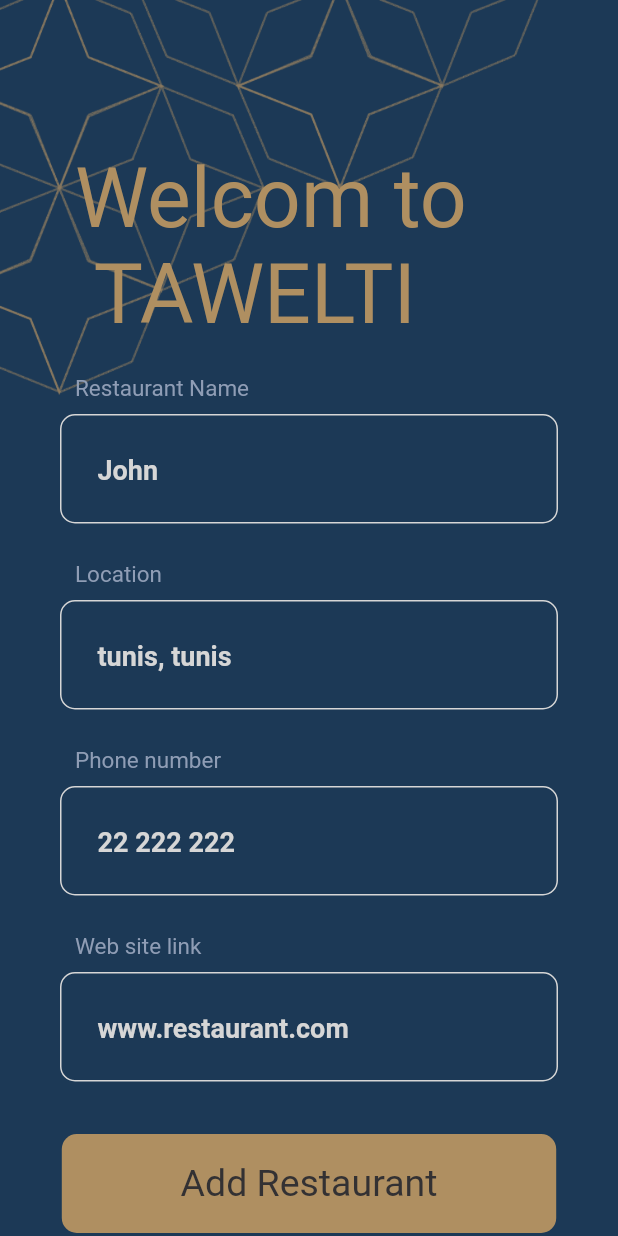
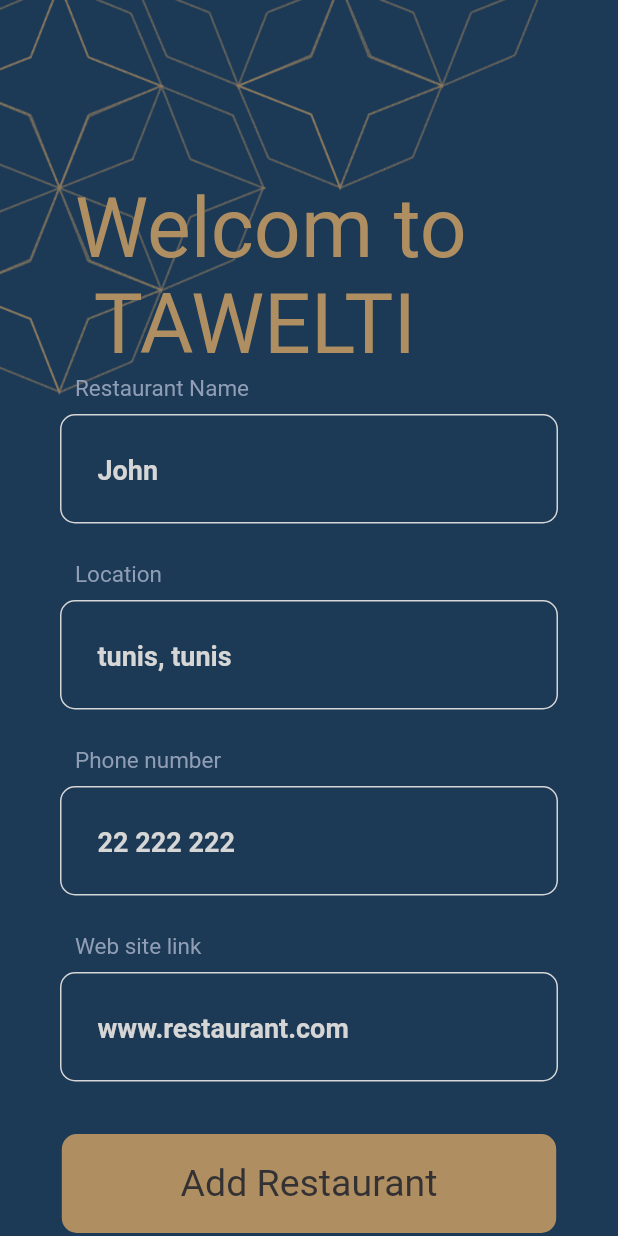
Before and after one commit to hedil-dhrif/Tawelti, a Flutter app: the SignIn screen opened directly, after a tap on "Create Account", on a phone screen of 412 x 824 dp. Run offline on Flutter 3.47's test engine with Material 2 defaults, Android fonts, the phone set to English and light mode, and no system bars; our stand-ins replace carousel_slider, curved_navigation_bar, flutter_icons, flutter_svg, reorderables, table_calendar; missing offline and left inert: custom_switch_button, grouped_buttons, multi_image_picker; Roboto replaces fonts that are missing (Product Sans).

Commit message:
eighth commit

```diff
--- a/lib/main.dart
+++ b/lib/main.dart
@@ -1,5 +1,6 @@
 import 'package:flutter/material.dart';
 import 'screens/SignInPage.dart';
+import 'screens/HomePage.dart';
 
 void main() {
   runApp(MyApp());
@@ -11,7 +12,7 @@ class MyApp extends StatelessWidget {
   Widget build(BuildContext context) {
     return MaterialApp(
       debugShowCheckedModeBanner: false,
-      home: SignIn(),
+      home: HomePage(),
     );
   }
 }
--- a/lib/screens/AddRestaurantPage.dart
+++ b/lib/screens/AddRestaurantPage.dart
@@ -13,6 +13,7 @@ class AddRestaurant extends StatelessWidget {
     var scrHeight = MediaQuery.of(context).size.height;
 
     return Scaffold(
+      backgroundColor: KBlue,
       body: Stack(
         children: [
           Positioned(
@@ -24,78 +25,13 @@ class AddRestaurant extends StatelessWidget {
               height: MediaQuery.of(context).size.height,
               decoration: BoxDecoration(
                 image: DecorationImage(
-                    colorFilter: ColorFilter.mode(
-                        KBlue, BlendMode.dstATop),
                     image: ExactAssetImage('assets/uppernejma.png'),
                     fit: BoxFit.cover),
               ),
-              // child: SingleChildScrollView(
-              //   child: Column(
-              //     crossAxisAlignment: CrossAxisAlignment.center,
-              //     children: [
-              //       // MyCostumTitle(
-              //       //   MyTitle: 'Welcom to \n TAWELTI',
-              //       //   size: 55,
-              //       // ),
-              //       // SizedBox(
-              //       //   height: 10,
-              //       // ),
-              //       MyCustomInputBox(
-              //         label: 'Restaurant Name',
-              //         inputHint: 'John',
-              //         color: KBeige,
-              //       ),
-              //       SizedBox(
-              //         height: 10,
-              //       ),
-              //       //
-              //       MyCustomInputBox(
-              //         label: 'Location',
-              //         inputHint: 'tunis, tunis',
-              //         color: KBeige,
-              //       ),
-              //       //
-              //       SizedBox(
-              //         height: 10,
-              //       ),
-              //       //
-              //       MyCustomInputBox(
-              //         label: 'Phone number',
-              //         inputHint: '22 222 222',
-              //         color: KBeige,
-              //       ),
-              //       //
-              //       SizedBox(
-              //         height: 10,
-              //       ),
-              //       MyCustomInputBox(
-              //         label: 'Web site link',
-              //         inputHint: 'www.restaurant.com',
-              //         color: KBeige,
-              //       ),
-              //       SubmiButton(
-              //         scrWidth: scrWidth,
-              //         scrHeight: scrHeight,
-              //         tap: () {
-              //           Navigator.push(
-              //               context,
-              //               MaterialPageRoute(
-              //                   builder: (context) => HomePage()));
-              //         },
-              //         title: 'Add Restaurant',
-              //         bcolor: KBeige,
-              //         size: 25,
-              //         color: Color(0xFF333133),
-              //       ),
-              //       //
-              //
-              //     ],
-              //   ),
-              // ),
             ),
           ),
           Positioned(
-            top: 100,
+            top: 120,
             left: 50,
             child: MyCostumTitle(
               MyTitle: 'Welcom to \n TAWELTI',
--- a/lib/screens/HomePage.dart
+++ b/lib/screens/HomePage.dart
@@ -16,8 +16,7 @@ class HomePage extends StatefulWidget {
 class _HomePageState extends State<HomePage> {
   @override
   Widget build(BuildContext context) {
-    return SafeArea(
-      child: Scaffold(
+    return Scaffold(
       appBar: AppBar(
         backgroundColor: Colors.white,
         title: AppBarWidget(
@@ -64,7 +63,6 @@ class _HomePageState extends State<HomePage> {
 
         ],
       ),
-      ),
     );
   }
 }
--- a/lib/screens/SignInPage.dart
+++ b/lib/screens/SignInPage.dart
@@ -11,8 +11,7 @@ class SignIn extends StatelessWidget {
     var scrWidth = MediaQuery.of(context).size.width;
     var scrHeight = MediaQuery.of(context).size.height;
 
-    return SafeArea(
-      child: Scaffold(
+    return Scaffold(
       body: SingleChildScrollView(
         child: Stack(
           children: [
@@ -74,7 +73,6 @@ class SignIn extends StatelessWidget {
           ],
         ),
       ),
-      ),
     );
   }
 }
```
Also changed, not shown: pubspec.yaml (+0 -10 lines). Lines whose indentation alone changed are shown as unchanged.
